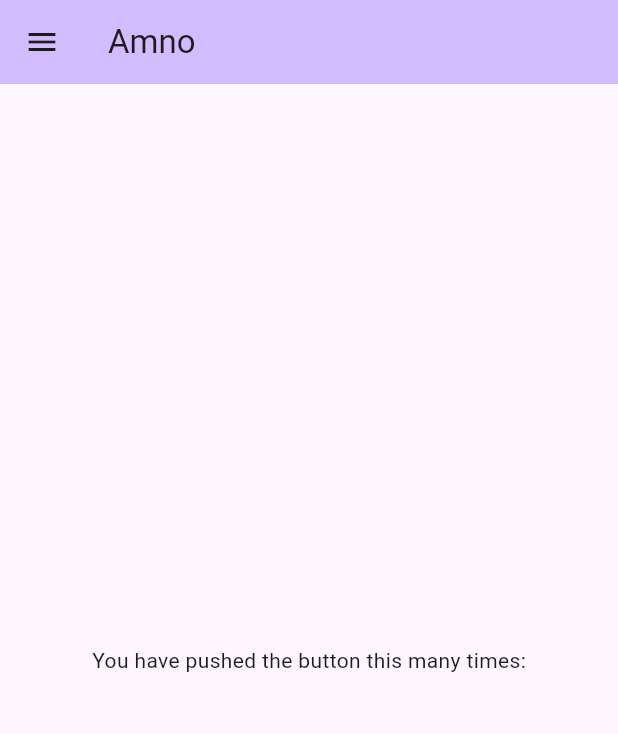
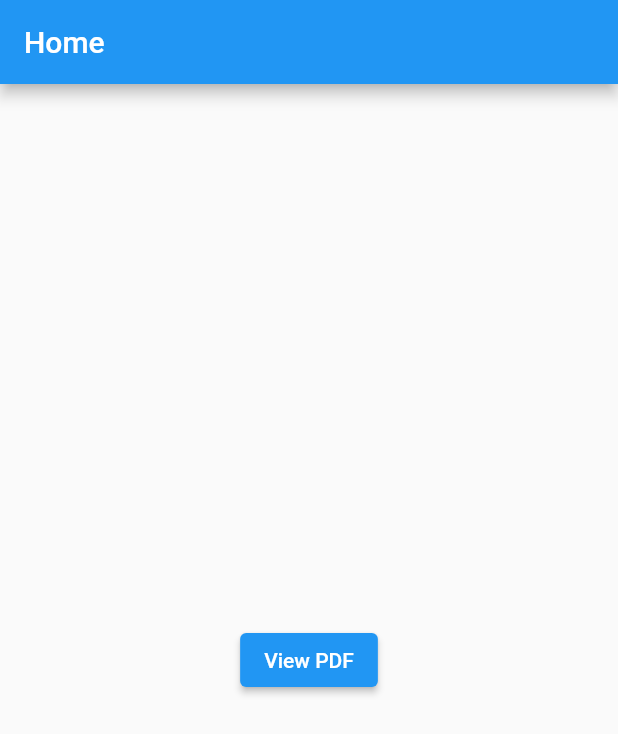
Before and after one commit to Raph255/Amno, a Flutter app: the screen it shows after launch, on a phone screen of 412 x 824 dp. Shown: the top 734 px of the screen. Run offline on Flutter 3.47's test engine with Material 2 defaults, Android fonts, the light colour scheme and no system bars; missing offline and left inert: flutter_pdfview, pdfx.

Commit message:
pdf view test (a faire fonctionner)

```diff
--- a/lib/main.dart
+++ b/lib/main.dart
@@ -1,5 +1,6 @@
+import 'package:amno/pages/PDFViewer.dart';
+import 'package:amno/pages/pdfx.dart';
 import 'package:flutter/material.dart';
-import 'pages/HomePage.dart';
 
 void main() {
   runApp(const MyApp());
@@ -11,13 +12,10 @@ class MyApp extends StatelessWidget {
   // This widget is the root of your application.
   @override
   Widget build(BuildContext context) {
-    return MaterialApp(
+    return const MaterialApp(
+                      debugShowCheckedModeBanner: false,
                       title: 'Amno',
-                      theme: ThemeData(
-                                      colorScheme: ColorScheme.fromSeed(seedColor: Colors.deepPurple),
-                                      useMaterial3: true,
-                                      ),
-                      home: const HomePage(title: 'Amno'),
+                      home:  PDFXApp(),
                       );
   }
 }
--- /dev/null
+++ b/lib/pages/pdfx.dart
@@ -0,0 +1,47 @@
+
+import 'package:flutter/material.dart';
+import 'package:pdfx/pdfx.dart';
+
+import 'package:flutter_pdfview/flutter_pdfview.dart';
+
+
+
+/// This class is used to display a button that will open the PDF file
+class PDFXApp extends StatelessWidget {
+  const PDFXApp({super.key});
+  @override
+  Widget build(BuildContext context) {
+    return MaterialApp(
+      debugShowCheckedModeBanner: false,
+      title: 'My App',
+      home: Scaffold(
+        appBar: AppBar(
+          title: const Text('Home'),
+        ),
+        body: Center(
+          child: ElevatedButton(
+            onPressed: () {
+              Navigator.push(
+                context,
+                MaterialPageRoute(
+                  builder: (context) => PdfView(controller: pdfController),
+                ),
+              );
+            },
+            child: const Text('View PDF'),
+          ),
+        ),
+      ),
+    );
+  }
+}
+
+final pdfController = PdfController(
+  document: PdfDocument.openAsset('assets/test.pdf'),
+);
+
+// Simple Pdf view with one render of page (loose quality on zoom)
+
+Widget pdfView() => PdfView(
+  controller: pdfController,
+);
--- a/pubspec.yaml
+++ b/pubspec.yaml
@@ -28,6 +28,8 @@ environment:
 # the latest version available on pub.dev. To see which dependencies have newer
 # versions available, run `flutter pub outdated`.
 dependencies:
+  advance_pdf_viewer: any
+  flutter_pdfview: ^1.2.5
   flutter:
     sdk: flutter
 
@@ -37,6 +39,8 @@ dependencies:
   cupertino_icons: ^1.0.2
   sqflite: ^2.3.0
   path: ^1.8.3
+  pdfx: ^2.4.0
+  photo_view: ^0.14.0
 
 dev_dependencies:
   flutter_test:
@@ -90,3 +94,5 @@ flutter:
   #
   # For details regarding fonts from package dependencies,
   # see https://flutter.dev/custom-fonts/#from-packages
+assets:
+- assets/
```
Also changed, not shown: lib/pages/PDFViewer.dart (added, +73 -0 lines), lib/pages/HomePage.dart (line endings or trailing spaces), pubspec.lock, 6 other files.
